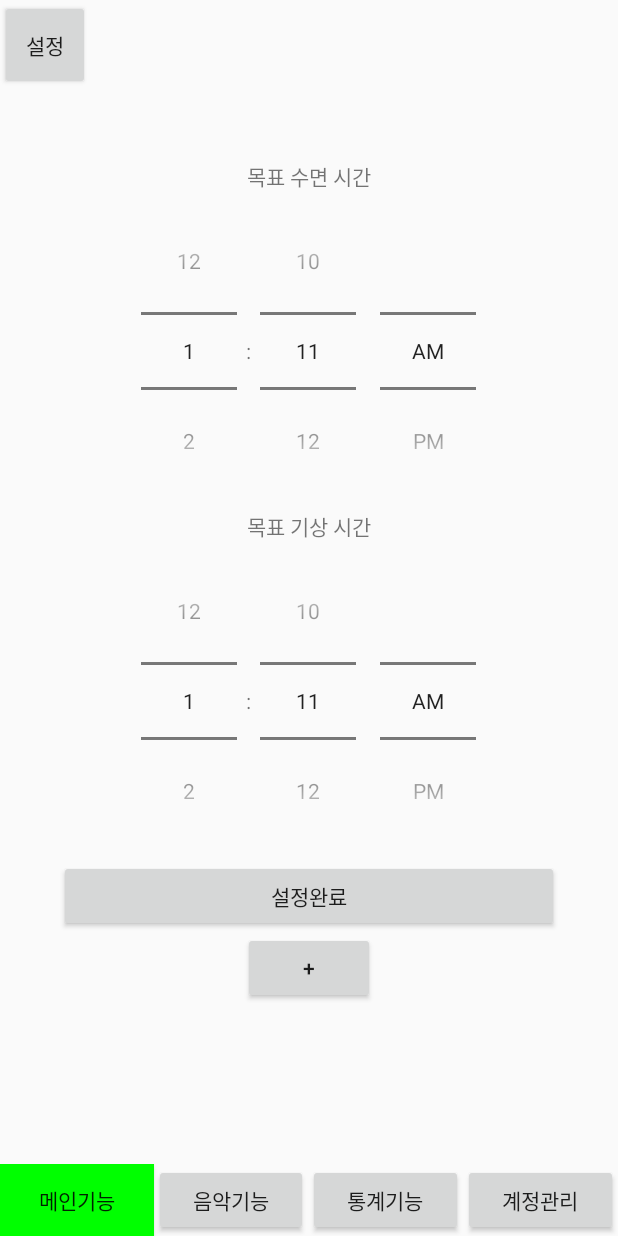
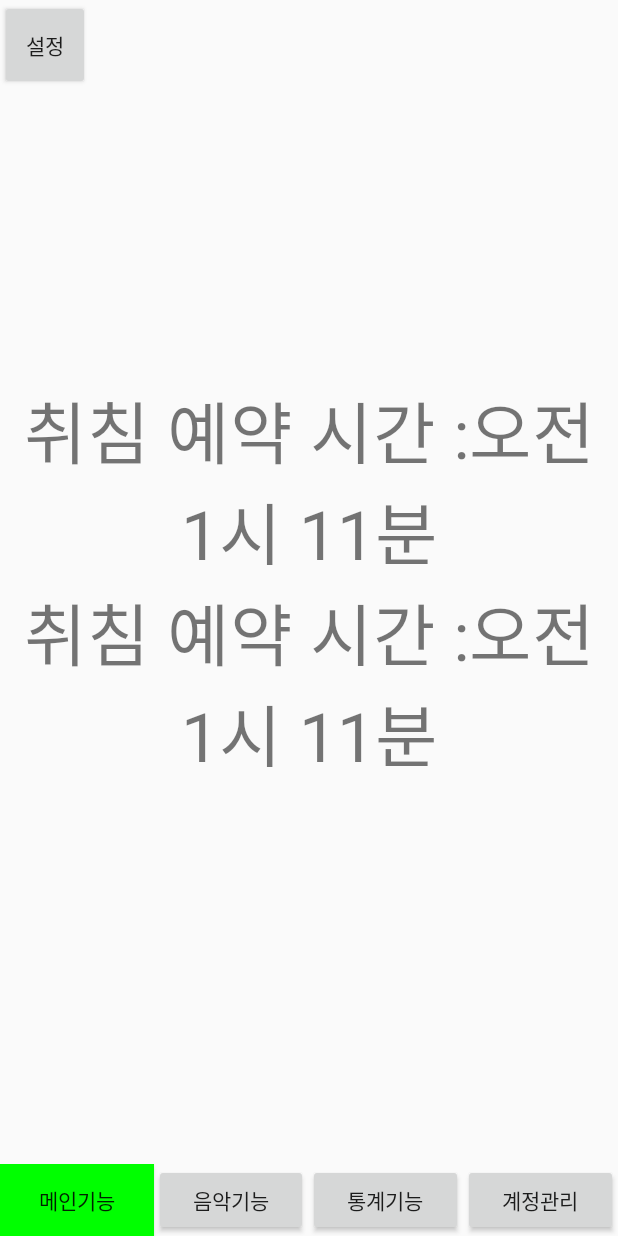
Before and after one commit to Gangglion/Sleeper, an Android app: the UI_2_Maintimertab screen opened directly, with no data from a screen before it, after a tap on "설정완료", on a phone screen of 412 x 824 dp. Run offline under Robolectric (Android 15) with nearby library versions, the phone set to English and light mode, and no system bars; our stand-ins replace Firebase (no records; nobody signed in at launch, a user with empty details on screens opened directly).

Commit message:
maintimer 부분 텍스트 뷰 추가

```diff
--- a/Sleep_Project/app/src/main/java/com/example/sleep_project/UI_2_Maintimertab.java
+++ b/Sleep_Project/app/src/main/java/com/example/sleep_project/UI_2_Maintimertab.java
@@ -39,7 +39,10 @@ import androidx.appcompat.app.ActionBar;
 import androidx.appcompat.app.AlertDialog;
 import androidx.appcompat.app.AppCompatActivity;
 
+import com.google.firebase.BuildConfig;
 import com.google.firebase.auth.FirebaseAuth;
+
+import org.w3c.dom.Text;
 
 import java.util.ArrayList;
 import java.util.Calendar;
@@ -52,11 +55,11 @@ public class UI_2_Maintimertab extends AppCompatActivity implements Runnable{
     TimePicker sleep_timePicker, alarm_timePicker;
     Context context;
     PendingIntent pendingIntent;
-    LinearLayout locklayout, timelayout, belllayout;
+    LinearLayout locklayout, timelayout, belllayout,sleepTime_breakTime_View;
     Calendar cal = Calendar.getInstance();
     Calendar calendar;
     int hour, minute, second;
-    TextView question,waketxt;
+    TextView question,waketxt,sleepTimeView,breakTimeView;
     int firstNum;
     int secondNum;
     Intent alarm_intent;
@@ -95,6 +98,15 @@ public class UI_2_Maintimertab extends AppCompatActivity implements Runnable{
         setBtn = (Button) findViewById(R.id.setBtn); //설정완료 버튼
         setbtn2 = (Button) findViewById(R.id.settingbtn); // 설정 버튼
         plusBtn = (Button)findViewById(R.id.plusBtn); //리스트 추가 버튼
+
+
+
+        //기상 예약시간, 취침 예약시간
+        sleepTimeView = (TextView)findViewById(R.id.sleepTimeView);
+        breakTimeView = (TextView)findViewById(R.id.breakTimeView);
+        sleepTime_breakTime_View = (LinearLayout)findViewById(R.id.sleepTime_breakTime_View);
+
+
         plusBtn.setOnClickListener(new View.OnClickListener() {
             @Override
             public void onClick(View v) {
@@ -144,6 +156,8 @@ public class UI_2_Maintimertab extends AppCompatActivity implements Runnable{
                 locklayout.setVisibility(View.INVISIBLE);
                 setbtn2.setVisibility(View.VISIBLE);
                 belllayout.setVisibility(View.INVISIBLE);
+                sleepTime_breakTime_View.setVisibility(View.INVISIBLE);
+                th.stop();
             }
         });
         //설정완료 버튼 누르면 실행되는 스레드 - 화면전환도 관련되어있음
@@ -165,6 +179,27 @@ public class UI_2_Maintimertab extends AppCompatActivity implements Runnable{
                 int L_minute = sleep_timePicker.getMinute();
                 //Toast.makeText(getApplicationContext(), "설정", Toast.LENGTH_LONG).show();
                 Toast.makeText(UI_2_Maintimertab.this, L_hour + "시 " + L_minute + "분" + "에 화면이 잠깁니다 ", Toast.LENGTH_SHORT).show();
+
+                sleepTime_breakTime_View.setVisibility(View.VISIBLE);
+                timelayout.setVisibility(View.INVISIBLE);
+                setBtn.setVisibility(View.INVISIBLE);
+                String str = "오전";
+                int sleep_hour = sleep_timePicker.getHour();
+                int alarm_hour = alarm_timePicker.getHour();
+                if(sleep_hour > 11) {
+                    str = "오후";
+                    sleep_hour -= 12;
+                    sleepTimeView.setText("취침 예약 시간 :" + str + " " + sleep_hour + "시 " + sleep_timePicker.getMinute()+"분");
+                }else {
+                    sleepTimeView.setText("취침 예약 시간 :" + str + " " + sleep_hour + "시 " + sleep_timePicker.getMinute()+"분");
+                }
+                if(alarm_hour > 11) {
+                    str = "오후";
+                    alarm_hour -= 12;
+                    breakTimeView.setText("취침 예약 시간 :" + str + " " + alarm_hour + "시 " + alarm_timePicker.getMinute()+"분");
+                }else {
+                    breakTimeView.setText("취침 예약 시간 :" + str + " " + alarm_hour + "시 " + alarm_timePicker.getMinute()+"분");
+                }
             }
         });
         //////////////////////////////////////////////////////////화면이동 관련///////////////////////////////////////////////////////
@@ -221,6 +256,7 @@ public class UI_2_Maintimertab extends AppCompatActivity implements Runnable{
                 locklayout.setVisibility(View.VISIBLE);
                 setbtn2.setVisibility(View.INVISIBLE);
                 belllayout.setVisibility(View.INVISIBLE);
+                sleepTime_breakTime_View.setVisibility(View.INVISIBLE);
                 if (sleep_timePicker.getHour() <= alarm_timePicker.getHour() && sleep_timePicker.getMinute() < alarm_timePicker.getMinute()) {
                     waketxt.setText((alarm_timePicker.getHour() - hour) + "시간 "
                             + (alarm_timePicker.getMinute() - minute) + "분 남았습니다");
--- a/Sleep_Project/app/src/main/res/layout/ui_2_maintimertab.xml
+++ b/Sleep_Project/app/src/main/res/layout/ui_2_maintimertab.xml
@@ -11,6 +11,26 @@
         android:layout_width="match_parent"
         android:layout_height="wrap_content"
         android:layout_weight="1">
+        <LinearLayout
+            android:layout_width="match_parent"
+            android:layout_height="wrap_content"
+            android:id="@+id/sleepTime_breakTime_View"
+            android:orientation="vertical"
+            android:layout_gravity="center"
+            android:visibility="invisible">
+        <TextView
+            android:layout_width="match_parent"
+            android:layout_height="wrap_content"
+            android:textSize="45dp"
+            android:gravity="center"
+            android:id="@+id/sleepTimeView"/>
+            <TextView
+                android:layout_width="match_parent"
+                android:layout_height="wrap_content"
+                android:textSize="45dp"
+                android:gravity="center"
+                android:id="@+id/breakTimeView"/>
+        </LinearLayout>
         <!--잠금화면 invisible-->
         <LinearLayout
             android:id="@+id/locklayout"
```
